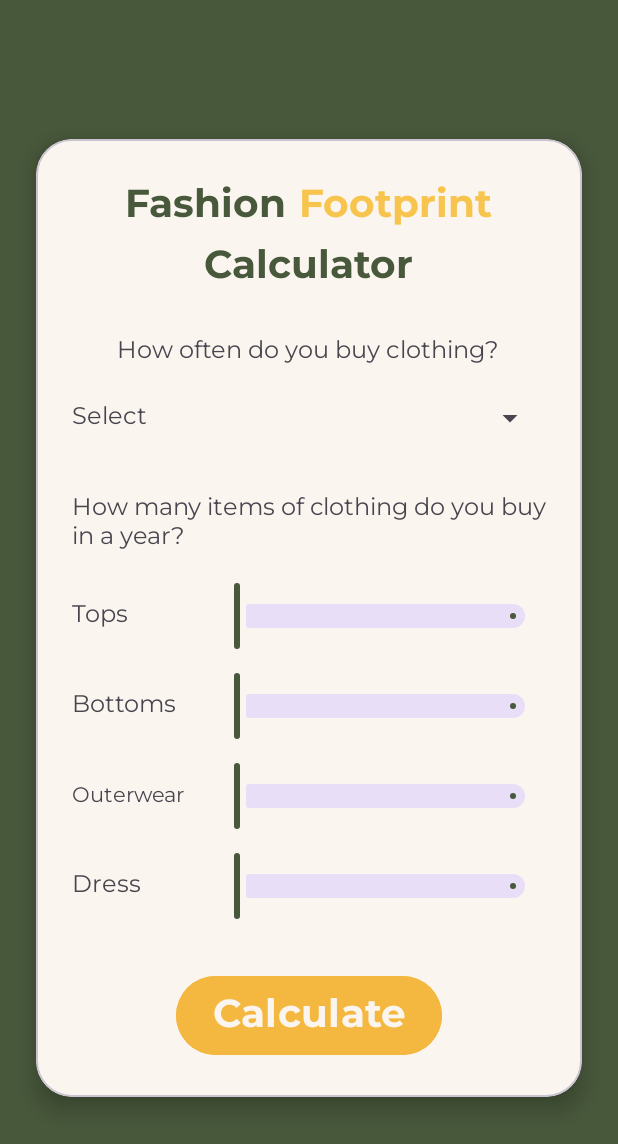
After one commit to mfsvelasquez/Retasify, an Android app: the layout activity_calculator.xml on its own in the app's theme, with its tools: preview values and no code run, on a phone screen of 412 x 824 dp. The commit adds this screen. Shown: the top 1144 px of the screen. Run offline under Robolectric (Android 15) with nearby library versions, the phone set to English and light mode, and no system bars.

Commit message:
nde nagana na calcu

```diff
--- a/app/build.gradle.kts
+++ b/app/build.gradle.kts
@@ -35,6 +35,9 @@ android {
     kotlinOptions {
         jvmTarget = "11"
     }
+    buildFeatures {
+        viewBinding = true
+    }
 }
 
 dependencies {
@@ -58,4 +61,5 @@ dependencies {
     androidTestImplementation("androidx.compose.ui:ui-test-junit4")
     debugImplementation("androidx.compose.ui:ui-tooling")
     debugImplementation("androidx.compose.ui:ui-test-manifest")
+    implementation("com.google.android.material:material:1.11.0")
 }
--- a/app/src/main/AndroidManifest.xml
+++ b/app/src/main/AndroidManifest.xml
@@ -40,6 +40,12 @@
         <activity
             android:name=".MainActivity"
             android:exported="false" />
+        <activity android:name=".FashionCalculatorActivity" />
+
+
+        <activity
+            android:name=".ResultActivity" />
+
     </application>
 
 </manifest>
--- a/app/src/main/java/com/nepobabies/retas/DashboardFragment.kt
+++ b/app/src/main/java/com/nepobabies/retas/DashboardFragment.kt
@@ -5,6 +5,9 @@ import androidx.fragment.app.Fragment
 import android.view.LayoutInflater
 import android.view.View
 import android.view.ViewGroup
+import android.content.Intent
+import android.widget.TextView
+
 
 class DashboardFragment : Fragment() {
 
@@ -12,7 +15,16 @@ class DashboardFragment : Fragment() {
         inflater: LayoutInflater, container: ViewGroup?,
         savedInstanceState: Bundle?
     ): View? {
-        // Inflate the layout for this fragment
         return inflater.inflate(R.layout.fragment_dashboard, container, false)
     }
+
+    override fun onViewCreated(view: View, savedInstanceState: Bundle?) {
+        super.onViewCreated(view, savedInstanceState)
+
+        val btnKnowFootprint = view.findViewById<TextView>(R.id.btnKnowFootprint)
+        btnKnowFootprint.setOnClickListener {
+            val intent = Intent(requireContext(), FashionCalculatorActivity::class.java)
+            startActivity(intent)
+        }
+    }
 }
--- /dev/null
+++ b/app/src/main/res/layout/activity_calculator.xml
@@ -0,0 +1,245 @@
+<?xml version="1.0" encoding="utf-8"?>
+<androidx.constraintlayout.widget.ConstraintLayout
+    xmlns:android="http://schemas.android.com/apk/res/android"
+    xmlns:app="http://schemas.android.com/apk/res-auto"
+    android:layout_width="match_parent"
+    android:layout_height="match_parent"
+    android:background="#48583B">
+
+    <com.google.android.material.card.MaterialCardView
+        android:id="@+id/calculatorCard"
+        android:layout_width="0dp"
+        android:layout_height="wrap_content"
+        android:layout_margin="24dp"
+        app:cardCornerRadius="24dp"
+        app:cardElevation="8dp"
+        app:cardBackgroundColor="@color/beige"
+        app:layout_constraintTop_toTopOf="parent"
+        app:layout_constraintBottom_toBottomOf="parent"
+        app:layout_constraintStart_toStartOf="parent"
+        app:layout_constraintEnd_toEndOf="parent">
+
+        <ScrollView
+            android:layout_width="match_parent"
+            android:layout_height="wrap_content"
+            android:fillViewport="true"
+            android:clipToPadding="false">
+
+            <LinearLayout
+                android:orientation="vertical"
+                android:layout_width="match_parent"
+                android:layout_height="wrap_content"
+                android:padding="24dp"
+                android:gravity="center_horizontal">
+
+                <!-- Title Row: Fashion + Footprint -->
+                <LinearLayout
+                    android:orientation="horizontal"
+                    android:layout_width="wrap_content"
+                    android:layout_height="wrap_content"
+                    android:gravity="center">
+
+                    <TextView
+                        android:text="Fashion"
+                        android:textSize="26sp"
+                        android:textStyle="bold"
+                        android:textColor="#48583B"
+                        android:fontFamily="@font/montserrat_bold"
+                        android:layout_width="wrap_content"
+                        android:layout_height="wrap_content" />
+
+                    <TextView
+                        android:text="Footprint"
+                        android:textSize="26sp"
+                        android:textStyle="bold"
+                        android:textColor="#F7C44E"
+                        android:fontFamily="@font/montserrat_bold"
+                        android:layout_width="wrap_content"
+                        android:layout_height="wrap_content"
+                        android:layout_marginStart="8dp" />
+                </LinearLayout>
+
+                <!-- Title: Calculator -->
+                <TextView
+                    android:text="Calculator"
+                    android:textSize="26sp"
+                    android:textStyle="bold"
+                    android:textColor="#48583B"
+                    android:fontFamily="@font/montserrat_bold"
+                    android:layout_width="wrap_content"
+                    android:layout_height="wrap_content"/>
+
+                <!-- Question 1 -->
+                <TextView
+                    android:id="@+id/labelFrequency"
+                    android:text="How often do you buy clothing?"
+                    android:labelFor="@id/spinnerFrequency"
+                    android:textSize="16sp"
+                    android:fontFamily="@font/montserrat_regular"
+                    android:layout_marginTop="24dp"
+                    android:layout_marginBottom="8dp"
+                    android:layout_width="wrap_content"
+                    android:layout_height="wrap_content" />
+
+                <!-- Dropdown Row -->
+                <LinearLayout
+                    android:orientation="horizontal"
+                    android:layout_width="match_parent"
+                    android:layout_height="wrap_content"
+                    android:gravity="center_vertical"
+                    android:layout_marginBottom="24dp">
+
+                    <TextView
+                        android:text="Select"
+                        android:textSize="16sp"
+                        android:fontFamily="@font/montserrat_regular"
+                        android:layout_width="wrap_content"
+                        android:layout_height="wrap_content"
+                        android:layout_marginEnd="16dp" />
+
+                    <Spinner
+                        android:id="@+id/spinnerFrequency"
+                        android:layout_width="match_parent"
+                        android:layout_height="48dp"
+                        android:contentDescription="Select clothing purchase frequency" />
+                </LinearLayout>
+
+                <!-- Question 2 -->
+                <TextView
+                    android:text="How many items of clothing do you buy in a year?"
+                    android:textSize="16sp"
+                    android:fontFamily="@font/montserrat_regular"
+                    android:layout_marginBottom="16dp"
+                    android:layout_width="wrap_content"
+                    android:layout_height="wrap_content" />
+
+                <!-- Sliders -->
+                <LinearLayout
+                    android:orientation="vertical"
+                    android:layout_width="match_parent"
+                    android:layout_height="wrap_content">
+
+                    <!-- Tops -->
+                    <LinearLayout
+                        android:orientation="horizontal"
+                        android:layout_width="match_parent"
+                        android:layout_height="wrap_content"
+                        android:gravity="center_vertical"
+                        android:layout_marginBottom="12dp">
+
+                        <TextView
+                            android:text="Tops"
+                            android:layout_width="80dp"
+                            android:layout_height="wrap_content"
+                            android:textSize="16sp"
+                            android:fontFamily="@font/montserrat_regular"
+                            android:layout_marginEnd="8dp" />
+
+                        <com.google.android.material.slider.Slider
+                            android:id="@+id/sliderTops"
+                            android:layout_width="match_parent"
+                            android:layout_height="wrap_content"
+                            app:valueFrom="0"
+                            app:valueTo="99"
+                            app:stepSize="1"
+                            android:contentDescription="Number of tops purchased per year" />
+                    </LinearLayout>
+
+                    <!-- Bottoms -->
+                    <LinearLayout
+                        android:orientation="horizontal"
+                        android:layout_width="match_parent"
+                        android:layout_height="wrap_content"
+                        android:gravity="center_vertical"
+                        android:layout_marginBottom="12dp">
+
+                        <TextView
+                            android:text="Bottoms"
+                            android:layout_width="80dp"
+                            android:layout_height="wrap_content"
+                            android:textSize="16sp"
+                            android:fontFamily="@font/montserrat_regular"
+                            android:layout_marginEnd="8dp" />
+
+                        <com.google.android.material.slider.Slider
+                            android:id="@+id/sliderBottoms"
+                            android:layout_width="0dp"
+                            android:layout_weight="1"
+                            android:layout_height="wrap_content"
+                            app:valueFrom="0"
+                            app:valueTo="99"
+                            app:stepSize="1"
+                            android:contentDescription="Number of bottoms purchased per year"/>
+                    </LinearLayout>
+
+                    <!-- Outerwear -->
+                    <LinearLayout
+                        android:orientation="horizontal"
+                        android:layout_width="match_parent"
+                        android:layout_height="wrap_content"
+                        android:gravity="center_vertical"
+                        android:layout_marginBottom="12dp">
+
+                        <TextView
+                            android:text="Outerwear"
+                            android:layout_width="80dp"
+                            android:layout_height="wrap_content"
+                            android:textSize="14sp"
+                            android:fontFamily="@font/montserrat_regular"
+                            android:layout_marginEnd="8dp" />
+
+                        <com.google.android.material.slider.Slider
+                            android:id="@+id/sliderOuterwear"
+                            android:layout_width="0dp"
+                            android:layout_weight="1"
+                            android:layout_height="wrap_content"
+                            app:valueFrom="0"
+                            app:valueTo="99"
+                            app:stepSize="1"
+                            android:contentDescription="Number of Outerwear purchased per year"/>
+                    </LinearLayout>
+
+                    <!-- Dress -->
+                    <LinearLayout
+                        android:orientation="horizontal"
+                        android:layout_width="match_parent"
+                        android:layout_height="wrap_content"
+                        android:gravity="center_vertical"
+                        android:layout_marginBottom="24dp">
+
+                        <TextView
+                            android:text="Dress"
+                            android:layout_width="80dp"
+                            android:layout_height="wrap_content"
+                            android:textSize="16sp"
+                            android:fontFamily="@font/montserrat_regular"
+                            android:layout_marginEnd="8dp" />
+
+                        <com.google.android.material.slider.Slider
+                            android:id="@+id/sliderDress"
+                            android:layout_width="0dp"
+                            android:layout_weight="1"
+                            android:layout_height="wrap_content"
+                            app:valueFrom="0"
+                            app:valueTo="99"
+                            app:stepSize="1"
+                            android:contentDescription="Number of dress purchased per year"/>
+                    </LinearLayout>
+                </LinearLayout>
+
+                <!-- Calculate Button -->
+                <Button
+                    android:id="@+id/btnCalculate"
+                    android:layout_width="wrap_content"
+                    android:layout_height="wrap_content"
+                    android:layout_marginTop="8dp"
+                    android:layout_marginBottom="0dp"
+                    android:backgroundTint="#F4B840"
+                    android:fontFamily="@font/montserrat_bold"
+                    android:text="Calculate"
+                    android:textColor="#FAF5EF"
+                    android:textSize="26sp" />
+            </LinearLayout>
+        </ScrollView>
+    </com.google.android.material.card.MaterialCardView>
+</androidx.constraintlayout.widget.ConstraintLayout>
--- a/app/src/main/res/layout/calculator.xml
+++ /dev/null
@@ -1,6 +0,0 @@
-<?xml version="1.0" encoding="utf-8"?>
-<androidx.constraintlayout.widget.ConstraintLayout xmlns:android="http://schemas.android.com/apk/res/android"
-    android:layout_width="match_parent"
-    android:layout_height="match_parent">
-
-</androidx.constraintlayout.widget.ConstraintLayout>
--- a/app/src/main/res/layout/fragment_dashboard.xml
+++ b/app/src/main/res/layout/fragment_dashboard.xml
@@ -7,6 +7,8 @@
     android:layout_height="match_parent"
     android:background="#48583B"
     tools:context=".DashboardFragment">
+
+    <!-- Welcome Text Block -->
 
     <com.google.android.material.card.MaterialCardView
         android:id="@+id/rounded_box"
@@ -18,8 +20,10 @@
         app:cardElevation="0dp"
         app:layout_constraintBottom_toBottomOf="parent"
         app:layout_constraintEnd_toEndOf="parent"
+        app:layout_constraintHorizontal_bias="1.0"
         app:layout_constraintStart_toStartOf="parent"
-        app:layout_constraintTop_toTopOf="parent">
+        app:layout_constraintTop_toTopOf="parent"
+        app:layout_constraintVertical_bias="0.0">
 
         <androidx.core.widget.NestedScrollView
             android:layout_width="match_parent"
@@ -240,6 +244,7 @@
                         android:padding="12dp">
 
                         <TextView
+                            android:id="@+id/btnKnowFootprint"
                             android:layout_width="0dp"
                             android:layout_height="wrap_content"
                             android:layout_marginEnd="8dp"
@@ -248,11 +253,14 @@
                             android:text="Know the Change, Know your Fashion Footprint"
                             android:textColor="@color/main_text_color"
                             android:textSize="11sp"
+                            android:clickable="true"
+                            android:focusable="true"
+                            android:background="?attr/selectableItemBackground"
                             app:layout_constraintBottom_toBottomOf="parent"
                             app:layout_constraintEnd_toStartOf="@+id/footprint_icon_container"
                             app:layout_constraintStart_toStartOf="parent"
                             app:layout_constraintTop_toTopOf="parent"
-                            tools:targetApi="o" />
+                            tools:targetApi="o"/>
 
                         <com.google.android.material.card.MaterialCardView
                             android:id="@+id/footprint_icon_container"
@@ -269,9 +277,9 @@
                                 android:id="@+id/footprint_icon"
                                 android:layout_width="match_parent"
                                 android:layout_height="match_parent"
+                                android:contentDescription="Calculator icon"
                                 android:padding="8dp"
                                 android:src="@drawable/ic_calculator"
-                                android:contentDescription="Calculator icon"
                                 app:tint="@color/white" />
                         </com.google.android.material.card.MaterialCardView>
 
@@ -343,7 +351,6 @@
 
     </com.google.android.material.card.MaterialCardView>
 
-    <!-- Welcome Text Block -->
     <TextView
         android:id="@+id/welcome_text"
         android:layout_width="wrap_content"
--- a/app/src/main/res/layout/fragment_upcycle.xml
+++ b/app/src/main/res/layout/fragment_upcycle.xml
@@ -9,6 +9,7 @@
     tools:context=".UpcycleActivity">
 
     <com.google.android.material.card.MaterialCardView
+        android:id="@+id/materialCardView"
         style="@style/TopRoundedCard"
         android:layout_width="match_parent"
         android:layout_height="match_parent"
@@ -42,14 +43,14 @@
                     android:id="@+id/title_upcycling_partners"
                     android:layout_width="wrap_content"
                     android:layout_height="wrap_content"
+                    android:layout_marginTop="-15dp"
                     android:fontFamily="@font/montserrat_bold"
                     android:text="Upcycling Partners!"
                     android:textColor="#F7C44E"
                     android:textSize="24sp"
                     app:layout_constraintEnd_toEndOf="parent"
                     app:layout_constraintStart_toStartOf="parent"
-                    app:layout_constraintTop_toBottomOf="@+id/title_choose_partners"
-                    android:layout_marginTop="-15dp"/>
+                    app:layout_constraintTop_toBottomOf="@+id/title_choose_partners" />
 
                 <TextView
                     android:id="@+id/subtitle_text"
--- a/app/src/main/res/values/themes.xml
+++ b/app/src/main/res/values/themes.xml
@@ -1,7 +1,7 @@
 <resources xmlns:tools="http://schemas.android.com/tools">
     <!-- Base application theme. -->
     <style name="Base.Theme.Retas" parent="Theme.Material3.DayNight.NoActionBar">
-        <!-- Customize your light theme here. -->
+    <!-- Customize your light theme here. -->
         <item name="colorPrimary">@color/green</item>
         <item name="colorPrimaryVariant">@color/green</item>
         <item name="android:statusBarColor">@color/green</item>
@@ -71,6 +71,4 @@
         <item name="android:fontFamily">@font/montserrat_bold</item>
     </style>
 
-
-
 </resources>
```
